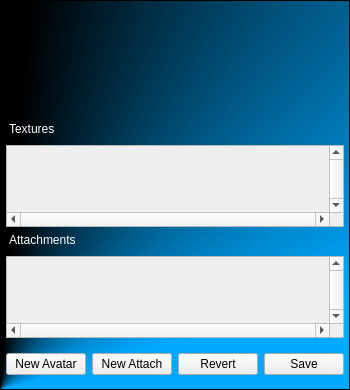
This is bin/data/ui/avatareditor.ui in realXtend/tundra as Qt 5 draws it before an edit. The edited form follows.
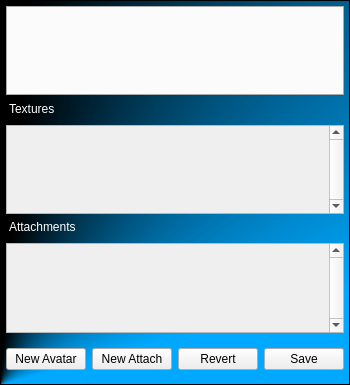
This is the edited form.

Commit message: Avatar editor fixed for new UI integration. Scrollbar quantization removed to show clipping bugs better.

The edit to the form file:
```diff
--- a/bin/data/ui/avatareditor.ui
+++ b/bin/data/ui/avatareditor.ui
@@ -6,8 +6,8 @@
    <rect>
     <x>0</x>
     <y>0</y>
-    <width>332</width>
-    <height>390</height>
+    <width>330</width>
+    <height>385</height>
    </rect>
   </property>
   <property name="styleSheet">
@@ -39,9 +39,9 @@
        <number>0</number>
       </property>
       <item>
-       <widget class="QWidget" name="panel_appearance" native="true">
+       <widget class="QTabWidget" name="tab_appearance">
         <property name="sizePolicy">
-         <sizepolicy hsizetype="Ignored" vsizetype="Fixed">
+         <sizepolicy hsizetype="Preferred" vsizetype="Preferred">
           <horstretch>0</horstretch>
           <verstretch>0</verstretch>
          </sizepolicy>
@@ -49,7 +49,7 @@
         <property name="minimumSize">
          <size>
           <width>0</width>
-          <height>110</height>
+          <height>0</height>
          </size>
         </property>
        </widget>
@@ -80,7 +80,7 @@
          <bool>true</bool>
         </property>
         <property name="sizePolicy">
-         <sizepolicy hsizetype="Ignored" vsizetype="Ignored">
+         <sizepolicy hsizetype="Preferred" vsizetype="Preferred">
           <horstretch>0</horstretch>
           <verstretch>0</verstretch>
          </sizepolicy>
@@ -92,7 +92,7 @@
          <enum>Qt::ScrollBarAlwaysOn</enum>
         </property>
         <property name="horizontalScrollBarPolicy">
-         <enum>Qt::ScrollBarAlwaysOn</enum>
+         <enum>Qt::ScrollBarAlwaysOff</enum>
         </property>
         <property name="widgetResizable">
          <bool>false</bool>
@@ -147,7 +147,7 @@
       <item>
        <widget class="QScrollArea" name="scroll_attachments">
         <property name="sizePolicy">
-         <sizepolicy hsizetype="Ignored" vsizetype="Ignored">
+         <sizepolicy hsizetype="Preferred" vsizetype="Preferred">
           <horstretch>0</horstretch>
           <verstretch>0</verstretch>
          </sizepolicy>
@@ -156,7 +156,7 @@
          <enum>Qt::ScrollBarAlwaysOn</enum>
         </property>
         <property name="horizontalScrollBarPolicy">
-         <enum>Qt::ScrollBarAlwaysOn</enum>
+         <enum>Qt::ScrollBarAlwaysOff</enum>
         </property>
         <property name="widgetResizable">
          <bool>false</bool>
```
Left out of the diff: 3 changed lines with no effect on the pictures. The commit also changes 1 other file.
